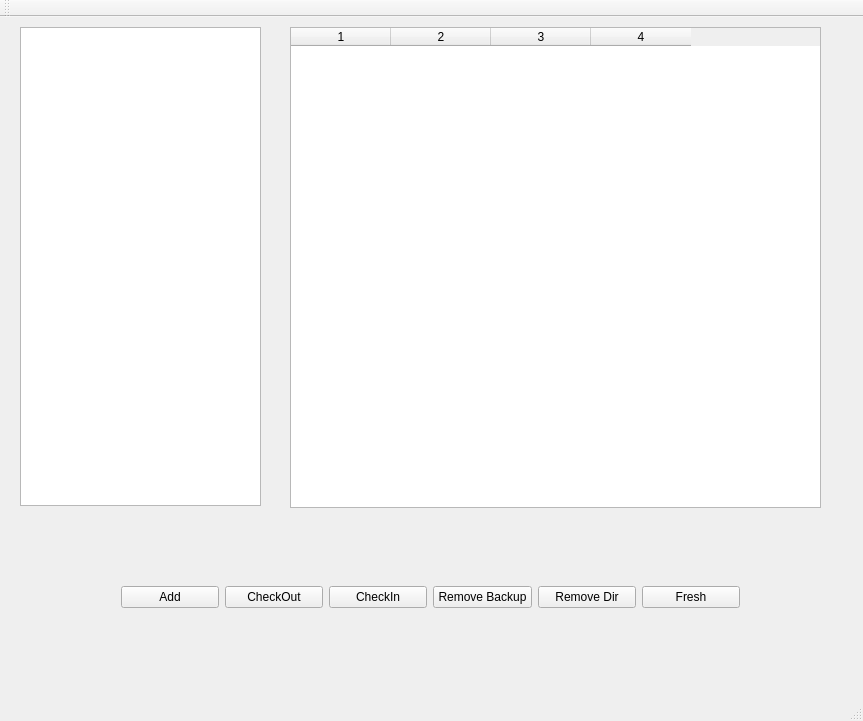
The window that mainwindowencryption.ui (facat/QT_Encryption) describes before a commit, drawn with Qt 5.
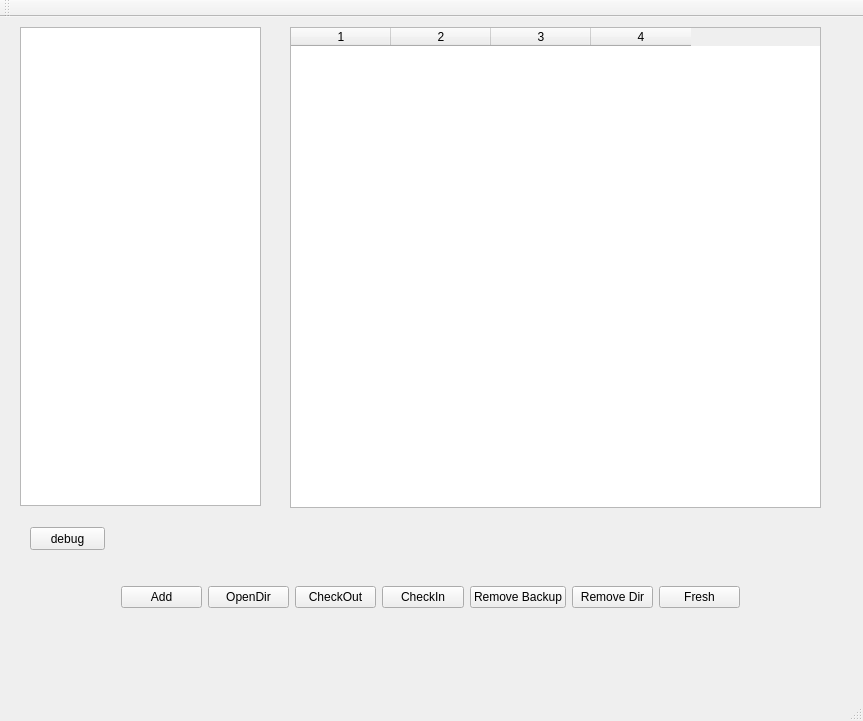
The same window after the commit.

```diff
--- a/mainwindowencryption.ui
+++ b/mainwindowencryption.ui
@@ -64,6 +64,13 @@
        </property>
       </widget>
      </item>
+     <item>
+      <widget class="QPushButton" name="pushButtonOpenDir">
+       <property name="text">
+        <string>OpenDir</string>
+       </property>
+      </widget>
+     </item>
      <item>
       <widget class="QPushButton" name="pushButtonCheckOut">
        <property name="text">
@@ -101,6 +108,19 @@
      </item>
     </layout>
    </widget>
+   <widget class="QPushButton" name="pushButton">
+    <property name="geometry">
+     <rect>
+      <x>30</x>
+      <y>510</y>
+      <width>75</width>
+      <height>23</height>
+     </rect>
+    </property>
+    <property name="text">
+     <string>debug</string>
+    </property>
+   </widget>
   </widget>
   <widget class="QMenuBar" name="menuBar">
    <property name="geometry">
```
